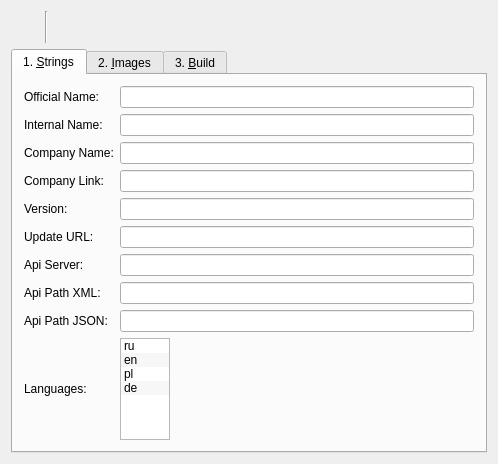
Above: QEasyCust/qeasycustdlg.ui from code-google-com/vlc-record before the change. Below: the same form after it.
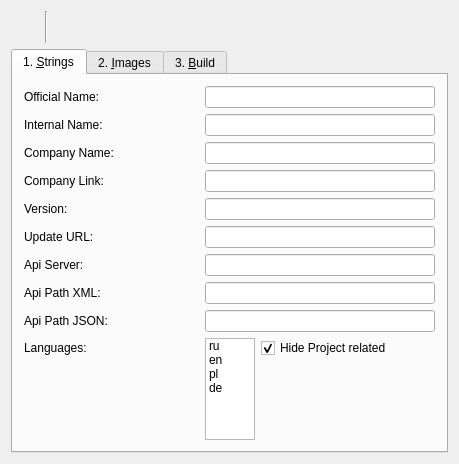
That is the form after the change. Icons and pictures are not drawn.

Patch:
```diff
--- a/QEasyCust/qeasycustdlg.ui
+++ b/QEasyCust/qeasycustdlg.ui
@@ -6,7 +6,7 @@
    <rect>
     <x>0</x>
     <y>0</y>
-    <width>498</width>
+    <width>459</width>
     <height>431</height>
    </rect>
   </property>
@@ -214,7 +214,7 @@
          </property>
         </widget>
        </item>
-       <item row="0" column="1">
+       <item row="0" column="1" colspan="2">
         <widget class="QLineEdit" name="lineOffName">
          <property name="toolTip">
           <string>&lt;html&gt;&lt;head/&gt;&lt;body&gt;&lt;p&gt;&lt;span style=&quot; font-weight:600;&quot;&gt;Official Name of the Program&lt;/span&gt;&lt;/p&gt;&lt;p&gt;Use a name like &amp;quot;VLC-Record&amp;quot; here. &lt;/p&gt;&lt;/body&gt;&lt;/html&gt;</string>
@@ -231,7 +231,7 @@
          </property>
         </widget>
        </item>
-       <item row="1" column="1">
+       <item row="1" column="1" colspan="2">
         <widget class="QLineEdit" name="lineIntName">
          <property name="toolTip">
           <string>&lt;html&gt;&lt;head/&gt;&lt;body&gt;&lt;p&gt;&lt;span style=&quot; font-weight:600;&quot;&gt;Internal Name&lt;/span&gt;&lt;/p&gt;&lt;p&gt;Use a name in ASCII characters without spaces e.g. &amp;quot;vlc-record&amp;quot;.&lt;/p&gt;&lt;/body&gt;&lt;/html&gt;</string>
@@ -248,7 +248,7 @@
          </property>
         </widget>
        </item>
-       <item row="2" column="1">
+       <item row="2" column="1" colspan="2">
         <widget class="QLineEdit" name="lineCompName">
          <property name="toolTip">
           <string>&lt;html&gt;&lt;head/&gt;&lt;body&gt;&lt;p&gt;&lt;span style=&quot; font-weight:600;&quot;&gt;Company Name&lt;/span&gt;&lt;/p&gt;&lt;p&gt;Type the (not to long) company name here e.g. &amp;quot;Jo2003.Inc&amp;quot;.&lt;/p&gt;&lt;/body&gt;&lt;/html&gt;</string>
@@ -265,7 +265,7 @@
          </property>
         </widget>
        </item>
-       <item row="3" column="1">
+       <item row="3" column="1" colspan="2">
         <widget class="QLineEdit" name="lineCompLink">
          <property name="toolTip">
           <string>&lt;html&gt;&lt;head/&gt;&lt;body&gt;&lt;p&gt;&lt;span style=&quot; font-weight:600;&quot;&gt;Company Link&lt;/span&gt;&lt;/p&gt;&lt;p&gt;Type the http link to you company, e.g.&lt;/p&gt;&lt;p&gt;&amp;quot;http://vlc-record.coujo.de&amp;quot;&lt;/p&gt;&lt;/body&gt;&lt;/html&gt;</string>
@@ -282,7 +282,7 @@
          </property>
         </widget>
        </item>
-       <item row="4" column="1">
+       <item row="4" column="1" colspan="2">
         <widget class="QLineEdit" name="lineVersion">
          <property name="toolTip">
           <string>&lt;html&gt;&lt;head/&gt;&lt;body&gt;&lt;p&gt;&lt;span style=&quot; font-weight:600;&quot;&gt;Version&lt;/span&gt;&lt;/p&gt;&lt;p&gt;insert the version of the application here. The version should match the one of the program binary.&lt;/p&gt;&lt;/body&gt;&lt;/html&gt;</string>
@@ -299,7 +299,7 @@
          </property>
         </widget>
        </item>
-       <item row="5" column="1">
+       <item row="5" column="1" colspan="2">
         <widget class="QLineEdit" name="lineUpdUrl">
          <property name="toolTip">
           <string>&lt;html&gt;&lt;head/&gt;&lt;body&gt;&lt;p&gt;&lt;span style=&quot; font-weight:600;&quot;&gt;Update URL&lt;/span&gt;&lt;/p&gt;&lt;p&gt;Please type in the URL of the update XML file. This file contains the update information for your product.&lt;/p&gt;&lt;/body&gt;&lt;/html&gt;</string>
@@ -316,7 +316,7 @@
          </property>
         </widget>
        </item>
-       <item row="6" column="1">
+       <item row="6" column="1" colspan="2">
         <widget class="QLineEdit" name="lineApiSrv">
          <property name="toolTip">
           <string>&lt;html&gt;&lt;head/&gt;&lt;body&gt;&lt;p&gt;&lt;span style=&quot; font-weight:600;&quot;&gt;API Server&lt;/span&gt;&lt;/p&gt;&lt;p&gt;Insert the URL of the API server without leading &amp;quot;http://&amp;quot; e.g. &amp;quot;iptv.kartina.tv&amp;quot;&lt;/p&gt;&lt;/body&gt;&lt;/html&gt;</string>
@@ -333,7 +333,7 @@
          </property>
         </widget>
        </item>
-       <item row="7" column="1">
+       <item row="7" column="1" colspan="2">
         <widget class="QLineEdit" name="lineApiXml">
          <property name="toolTip">
           <string>&lt;html&gt;&lt;head/&gt;&lt;body&gt;&lt;p&gt;&lt;span style=&quot; font-weight:600;&quot;&gt;Api Path XML&lt;/span&gt;&lt;/p&gt;&lt;p&gt;Insert the path to the XML interface on the API server, e.g. &amp;quot;/api/v2/xml/&amp;quot;.&lt;/p&gt;&lt;/body&gt;&lt;/html&gt;</string>
@@ -350,7 +350,7 @@
          </property>
         </widget>
        </item>
-       <item row="8" column="1">
+       <item row="8" column="1" colspan="2">
         <widget class="QLineEdit" name="lineApiJson">
          <property name="toolTip">
           <string>&lt;html&gt;&lt;head/&gt;&lt;body&gt;&lt;p&gt;&lt;span style=&quot; font-weight:600;&quot;&gt;Api Path JSON&lt;/span&gt;&lt;/p&gt;&lt;p&gt;Insert the path to the JSON interface on the API server, e.g. &amp;quot;/api/v2/json/&amp;quot;.&lt;/p&gt;&lt;/body&gt;&lt;/html&gt;</string>
@@ -370,7 +370,7 @@
          </property>
         </widget>
        </item>
-       <item row="9" column="1">
+       <item row="9" column="1" rowspan="2">
         <widget class="QListWidget" name="listLang">
          <property name="maximumSize">
           <size>
@@ -382,7 +382,7 @@
           <string>&lt;html&gt;&lt;head/&gt;&lt;body&gt;&lt;p&gt;&lt;span style=&quot; font-weight:600;&quot;&gt;Supported Languages&lt;/span&gt;&lt;/p&gt;&lt;p&gt;Please supported languages. &lt;/p&gt;&lt;p&gt;Please choose at least one language!&lt;/p&gt;&lt;/body&gt;&lt;/html&gt;</string>
          </property>
          <property name="alternatingRowColors">
-          <bool>true</bool>
+          <bool>false</bool>
          </property>
          <property name="selectionMode">
           <enum>QAbstractItemView::MultiSelection</enum>
@@ -409,6 +409,16 @@
          </item>
         </widget>
        </item>
+       <item row="9" column="2">
+        <widget class="QCheckBox" name="checkHideProj">
+         <property name="text">
+          <string>Hide Project related</string>
+         </property>
+         <property name="checked">
+          <bool>true</bool>
+         </property>
+        </widget>
+       </item>
       </layout>
       <zorder>label</zorder>
       <zorder>lineOffName</zorder>
```
Left out of the diff: 1 changed line with no effect on the pictures.
